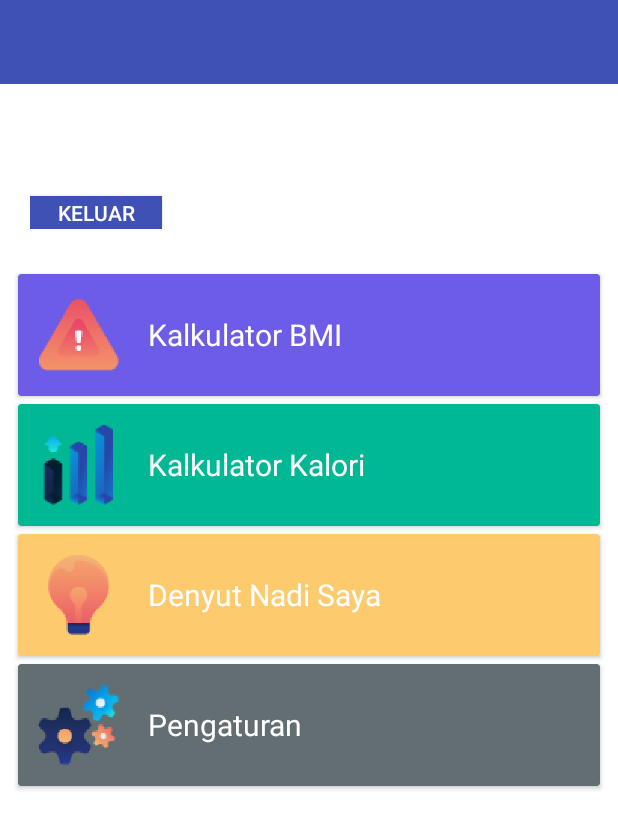
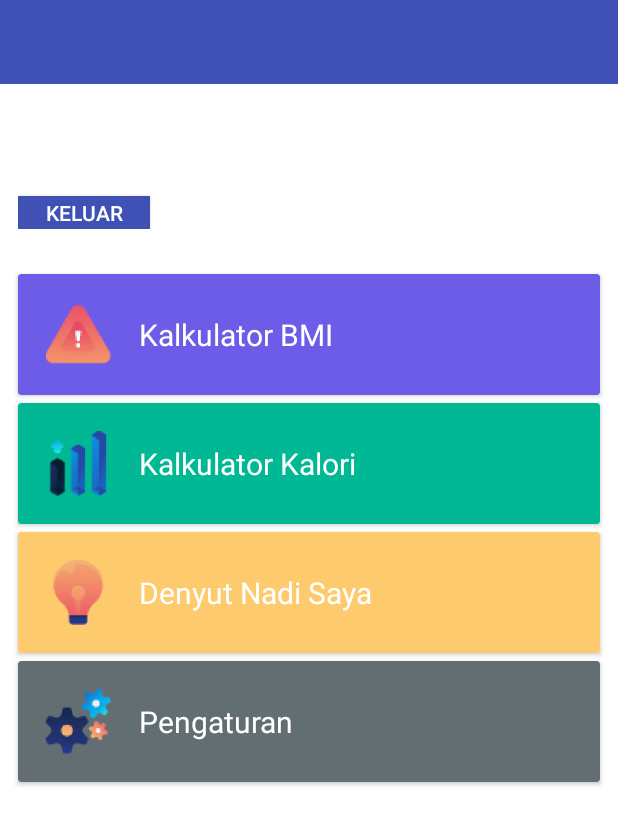
Before and after one commit to SalmanSaputra17/go-to-health-app, an Android app: the layout activity_dashboard.xml on its own in the app's theme, with its tools: preview values and no code run, on a phone screen of 412 x 824 dp. Shown: the top 829 px of the screen. Run offline under Robolectric (Android 15) with nearby library versions, the phone set to English and light mode, and no system bars.

Commit message:
fix some view styling

```diff
--- a/app/src/main/res/drawable/style_spinner.xml
+++ b/app/src/main/res/drawable/style_spinner.xml
@@ -8,10 +8,6 @@
                     <solid android:color="#ececec" />
                 </shape>
             </item>
-
-            <item>
-                <bitmap android:gravity="right" android:src="@mipmap/icon_jk" />
-            </item>
         </layer-list>
     </item>
 
--- a/app/src/main/res/layout/activity_dashboard.xml
+++ b/app/src/main/res/layout/activity_dashboard.xml
@@ -25,9 +25,9 @@
         <RelativeLayout
             android:layout_width="match_parent"
             android:layout_height="wrap_content"
-            android:layout_marginLeft="20dp"
+            android:layout_marginLeft="12dp"
             android:layout_marginTop="15dp"
-            android:layout_marginRight="20dp">
+            android:layout_marginRight="12dp">
 
             <TextView
                 android:id="@+id/textname"
@@ -73,11 +73,11 @@
                 android:layout_width="wrap_content"
                 android:layout_height="wrap_content"
                 android:orientation="horizontal"
-                android:padding="10dp">
+                android:padding="15dp">
 
                 <ImageView
-                    android:layout_width="wrap_content"
-                    android:layout_height="wrap_content"
+                    android:layout_width="50dp"
+                    android:layout_height="50dp"
                     android:src="@drawable/danger" />
 
                 <TextView
@@ -108,11 +108,11 @@
                 android:layout_width="wrap_content"
                 android:layout_height="wrap_content"
                 android:orientation="horizontal"
-                android:padding="10dp">
+                android:padding="15dp">
 
                 <ImageView
-                    android:layout_width="wrap_content"
-                    android:layout_height="wrap_content"
+                    android:layout_width="50dp"
+                    android:layout_height="50dp"
                     android:src="@drawable/chart" />
 
                 <TextView
@@ -143,11 +143,11 @@
                 android:layout_width="wrap_content"
                 android:layout_height="wrap_content"
                 android:orientation="horizontal"
-                android:padding="10dp">
+                android:padding="15dp">
 
                 <ImageView
-                    android:layout_width="wrap_content"
-                    android:layout_height="wrap_content"
+                    android:layout_width="50dp"
+                    android:layout_height="50dp"
                     android:src="@drawable/lamp" />
 
                 <TextView
@@ -179,11 +179,11 @@
                 android:layout_width="wrap_content"
                 android:layout_height="wrap_content"
                 android:orientation="horizontal"
-                android:padding="10dp">
+                android:padding="15dp">
 
                 <ImageView
-                    android:layout_width="wrap_content"
-                    android:layout_height="wrap_content"
+                    android:layout_width="50dp"
+                    android:layout_height="50dp"
                     android:src="@drawable/settings" />
 
                 <TextView
--- a/app/src/main/res/mipmap-anydpi-v26/arrow_down.xml
+++ b/app/src/main/res/mipmap-anydpi-v26/arrow_down.xml
@@ -1,5 +1,5 @@
 <?xml version="1.0" encoding="utf-8"?>
 <adaptive-icon xmlns:android="http://schemas.android.com/apk/res/android">
     <background android:drawable="@drawable/ic_launcher_background" />
-    <foreground android:drawable="@mipmap/icon_jk" />
+    <foreground android:drawable="@mipmap/dropdown_icon" />
 </adaptive-icon>
--- a/app/src/main/res/mipmap-anydpi-v26/arrow_down_round.xml
+++ b/app/src/main/res/mipmap-anydpi-v26/arrow_down_round.xml
@@ -1,5 +1,5 @@
 <?xml version="1.0" encoding="utf-8"?>
 <adaptive-icon xmlns:android="http://schemas.android.com/apk/res/android">
     <background android:drawable="@drawable/ic_launcher_background" />
-    <foreground android:drawable="@mipmap/icon_jk" />
+    <foreground android:drawable="@mipmap/dropdown_icon" />
 </adaptive-icon>
--- a/app/src/main/res/values/strings.xml
+++ b/app/src/main/res/values/strings.xml
@@ -1,5 +1,5 @@
 <resources>
-    <string name="app_name">GoToHealth</string>
+    <string name="app_name">Go To Health</string>
     <string name="menu_dashboard1">Kalkulator BMI</string>
     <string name="menu_dashboard2">Kalkulator Kalori</string>
     <string name="menu_dashboard3">Denyut Nadi Saya</string>
```
Also changed, not shown: app/src/main/AndroidManifest.xml (+4 -4 lines), app/src/main/res/mipmap-hdpi/dropdown_icon.png (renamed from app/src/main/res/mipmap-hdpi/icon_jk.png), app/src/main/res/mipmap-mdpi/dropdown_icon.png (renamed from app/src/main/res/mipmap-mdpi/icon_jk.png), app/src/main/res/mipmap-xhdpi/dropdown_icon.png (renamed from app/src/main/res/mipmap-xhdpi/icon_jk.png), app/src/main/res/mipmap-xxhdpi/dropdown_icon.png (renamed from app/src/main/res/mipmap-xxhdpi/icon_jk.png), app/src/main/res/mipmap-xxxhdpi/dropdown_icon.png (renamed from app/src/main/res/mipmap-xxxhdpi/icon_jk.png).
